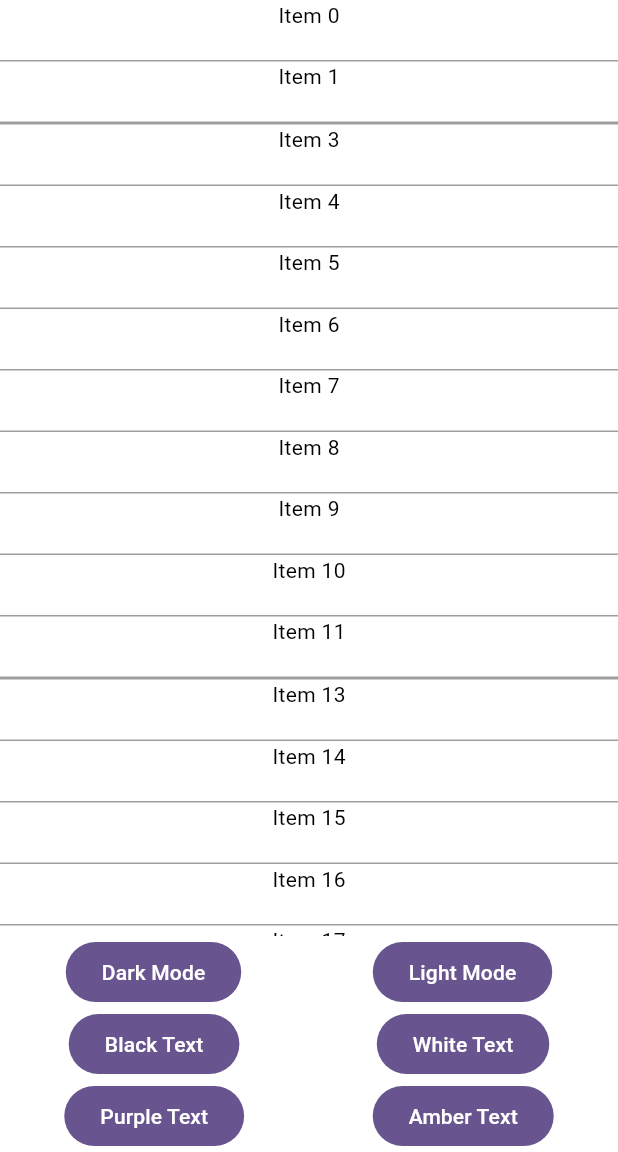
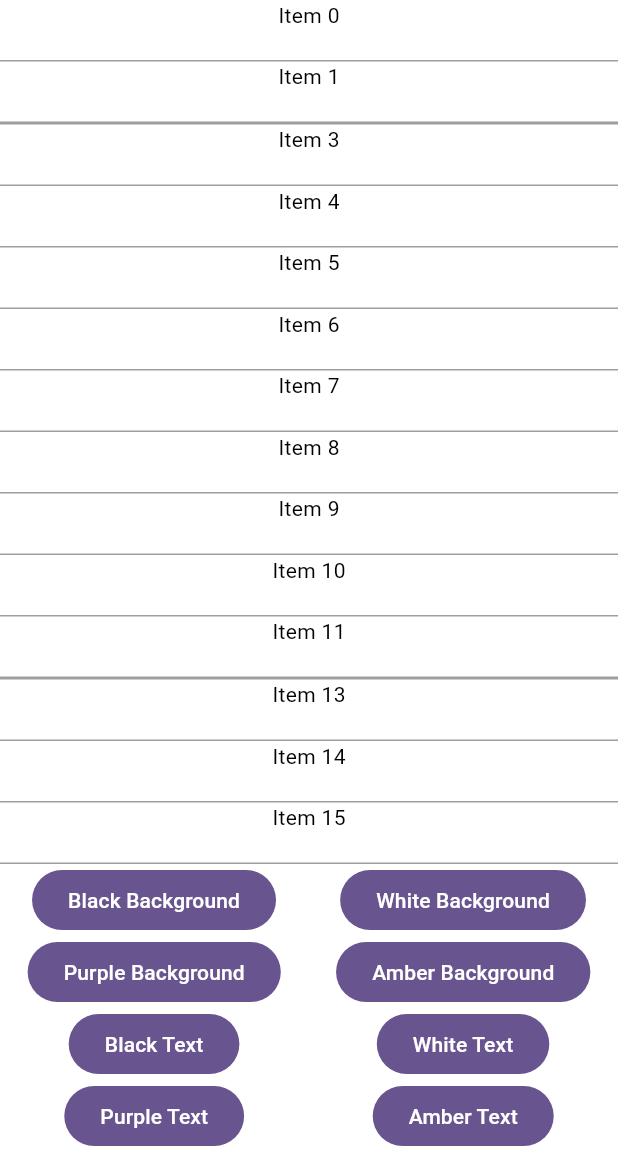
Before and after one commit to weltherjoe/nativead_test, a Flutter app: the screen it shows after launch, on a phone screen of 412 x 824 dp, the part 84-1236 px from its top. Run offline on Flutter 3.47's test engine with Material 3 defaults, Android fonts, the phone set to English and light mode, and no system bars; our stand-ins replace google_mobile_ads; network calls fail.

Commit message:
second commit

```diff
--- a/lib/main.dart
+++ b/lib/main.dart
@@ -4,13 +4,8 @@ import 'dart:developer' as developer;
 import 'package:flutter/material.dart';
 import 'package:google_mobile_ads/google_mobile_ads.dart';
 
-bool isDarkMode = false;
 Color backgroundColor = Colors.white;
 Color textColor = Colors.black;
-const Color backgroundColorLight = Colors.white;
-const Color textColorLight = Colors.black;
-const Color backgroundColorDark = Colors.black;
-const Color textColorDark = Colors.white;
 
 void main() async {
   WidgetsFlutterBinding.ensureInitialized();
@@ -24,27 +19,11 @@ void main() async {
 class MyApp extends StatelessWidget {
   const MyApp({super.key});
 
-  // This widget is the root of your application.
   @override
   Widget build(BuildContext context) {
     return MaterialApp(
       title: 'Flutter Demo',
       theme: ThemeData(
-        // This is the theme of your application.
-        //
-        // TRY THIS: Try running your application with "flutter run". You'll see
-        // the application has a purple toolbar. Then, without quitting the app,
-        // try changing the seedColor in the colorScheme below to Colors.green
-        // and then invoke "hot reload" (save your changes or press the "hot
-        // reload" button in a Flutter-supported IDE, or press "r" if you used
-        // the command line to start the app).
-        //
-        // Notice that the counter didn't reset back to zero; the application
-        // state is not lost during the reload. To reset the state, use hot
-        // restart instead.
-        //
-        // This works for code too, not just values: Most code changes can be
-        // tested with just a hot reload.
         colorScheme: ColorScheme.fromSeed(seedColor: Colors.deepPurple),
         useMaterial3: true,
       ),
@@ -56,15 +35,6 @@ class MyApp extends StatelessWidget {
 class MyHomePage extends StatefulWidget {
   const MyHomePage({super.key, required this.title});
 
-  // This widget is the home page of your application. It is stateful, meaning
-  // that it has a State object (defined below) that contains fields that affect
-  // how it looks.
-
-  // This class is the configuration for the state. It holds the values (in this
-  // case the title) provided by the parent (in this case the App widget) and
-  // used by the build method of the State. Fields in a Widget subclass are
-  // always marked "final".
-
   final String title;
 
   @override
@@ -74,21 +44,10 @@ class MyHomePage extends StatefulWidget {
 class _MyHomePageState extends State<MyHomePage> {
   @override
   Widget build(BuildContext context) {
-    // This method is rerun every time setState is called, for instance as done
-    // by the _incrementCounter method above.
-    //
-    // The Flutter framework has been optimized to make rerunning build methods
-    // fast, so that you can just rebuild anything that needs updating rather
-    // than having to individually change instances of widgets.
     return Scaffold(
       backgroundColor: backgroundColor,
       appBar: AppBar(
-        // TRY THIS: Try changing the color here to a specific color (to
-        // Colors.amber, perhaps?) and trigger a hot reload to see the AppBar
-        // change color while the other colors stay the same.
         backgroundColor: Theme.of(context).colorScheme.inversePrimary,
-        // Here we take the value from the MyHomePage object that was created by
-        // the App.build method, and use it to set our appbar title.
         title: Text(widget.title),
       ),
       body: Column(
@@ -148,19 +107,30 @@ class _MyHomePageState extends State<MyHomePage> {
                   mainAxisAlignment: MainAxisAlignment.spaceAround,
                   children: [
                     FilledButton(
-                        onPressed: () => setState(() {
-                              isDarkMode = true;
-                              textColor = textColorDark;
-                              backgroundColor = backgroundColorDark;
-                            }),
-                        child: const Text("Dark Mode")),
+                      onPressed: () => setState(() {
+                        backgroundColor = Colors.black;
+                      }),
+                      child: const Text("Black Background"),
+                    ),
                     FilledButton(
                         onPressed: () => setState(() {
-                              isDarkMode = false;
-                              textColor = textColorLight;
-                              backgroundColor = backgroundColorLight;
+                              backgroundColor = Colors.white;
                             }),
-                        child: const Text("Light Mode")),
+                        child: const Text("White Background")),
+                  ],
+                ),
+                Row(
+                  mainAxisAlignment: MainAxisAlignment.spaceAround,
+                  children: [
+                    FilledButton(
+                      onPressed: () =>
+                          setState(() => backgroundColor = Colors.purple),
+                      child: const Text("Purple Background"),
+                    ),
+                    FilledButton(
+                        onPressed: () =>
+                            setState(() => backgroundColor = Colors.amber),
+                        child: const Text("Amber Background")),
                   ],
                 ),
                 Row(
```
